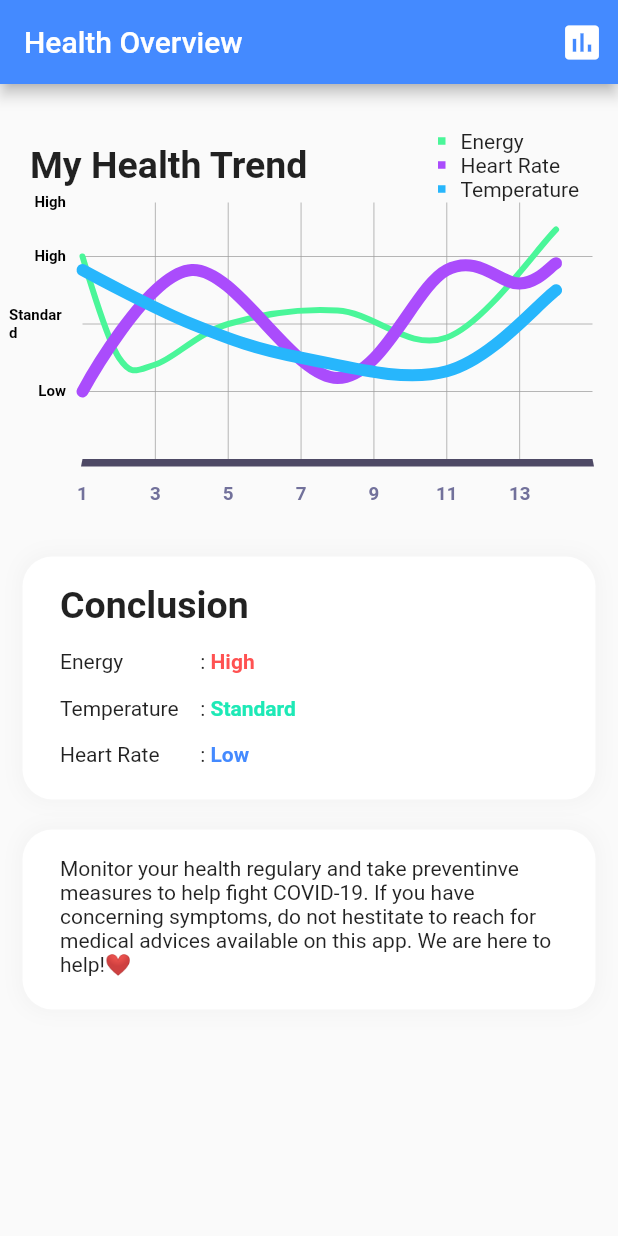
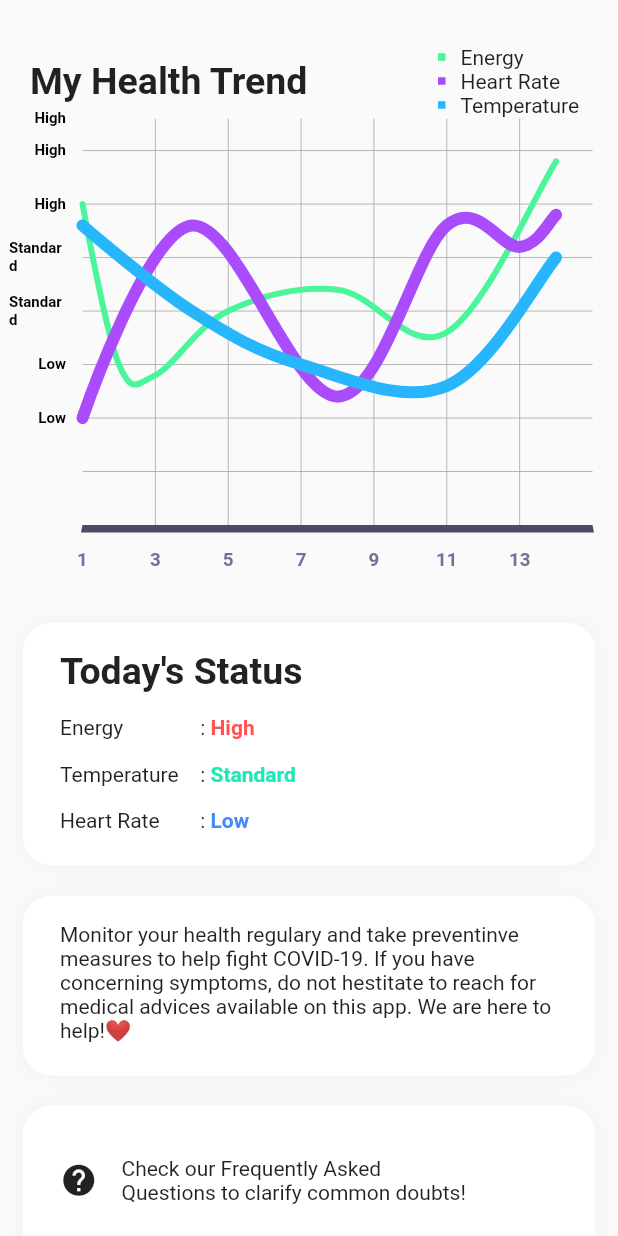
Before and after one commit to manyaagarwal/CovidCare, a Flutter app: the LineChartSample1 screen opened directly, on a phone screen of 412 x 824 dp. Run offline on Flutter 3.47's test engine with Material 2 defaults, Android fonts, the phone set to English and light mode, and no system bars; drawn by our look-alikes of fl_chart.

Commit message:
Updated Chart

```diff
--- a/covid_care/lib/chart.dart
+++ b/covid_care/lib/chart.dart
@@ -1,19 +1,6 @@
+import 'package:covidcare/faq.dart';
 import 'package:fl_chart/fl_chart.dart';
 import 'package:flutter/material.dart';
-
-class LChart extends StatelessWidget {
-  @override
-  Widget build(BuildContext context) {
-    return new MaterialApp(
-      title: 'Example Dialogflow Flutter',
-      theme: new ThemeData(
-        primarySwatch: Colors.deepOrange,
-      ),
-      debugShowCheckedModeBanner: false,
-      home: new LineChartSample1(),
-    );
-  }
-}
 
 class LineChartSample1 extends StatefulWidget {
   @override
@@ -36,27 +23,14 @@ class LineChartSample1State extends State<LineChartSample1> {
   @override
   Widget build(BuildContext context) {
     return Scaffold(
-      appBar: AppBar(
-        backgroundColor: Colors.blueAccent,
-        title: Text("Health Overview"),
-        actions: <Widget>[
-          IconButton(
-            icon: Icon(
-              Icons.assessment,
-              color: Colors.white,
-              size: 30,
-            ),
-          ),
-        ],
-      ),
-      body: Column(
-        children: <Widget>[
-          Container(
-            child: SingleChildScrollView(
+      body: SingleChildScrollView(
         child: Column(
           children: <Widget>[
             Container(
-                    height: 300,
+              child: Column(
+                children: <Widget>[
+                  Container(
+                    height: 400,
                     child: Stack(
                       children: <Widget>[
                         Column(
@@ -145,13 +119,7 @@ class LineChartSample1State extends State<LineChartSample1> {
                       ],
                     ),
                   ),
-                ],
-              ),
-            ),
-          ),
-          // end of that Graph
 
-          // Conclusion Box
                   Container(
                       padding: EdgeInsets.fromLTRB(25, 18, 25, 22),
                       margin: EdgeInsets.all(15),
@@ -173,7 +141,7 @@ class LineChartSample1State extends State<LineChartSample1> {
                           Row(
                             children: <Widget>[
                               Expanded(
-                        child: Text("Conclusion",
+                                child: Text("Today's Status",
                                     style: TextStyle(
                                       fontSize: 25,
                                       fontWeight: FontWeight.bold,
@@ -240,6 +208,7 @@ class LineChartSample1State extends State<LineChartSample1> {
                   // end of Conclusion Box
 
                   // Message
+
                   Container(
                       padding: EdgeInsets.fromLTRB(25, 18, 25, 22),
                       margin: EdgeInsets.fromLTRB(15, 5, 15, 15),
@@ -256,12 +225,52 @@ class LineChartSample1State extends State<LineChartSample1> {
                         ],
                       ),
                       child: Text(
-              "Monitor your health regulary and take preventinve measures to help fight COVID-19. If you have concerning symptoms, do not hestitate to reach for medical advices available on this app. We are here to help!❤️"
-            )
-          ),
+                          "Monitor your health regulary and take preventinve measures to help fight COVID-19. If you have concerning symptoms, do not hestitate to reach for medical advices available on this app. We are here to help!❤️")),
                   // end of That Extra Box
 
+                  Container(
+                    padding: EdgeInsets.fromLTRB(25, 18, 25, 22),
+                    margin: EdgeInsets.fromLTRB(15, 5, 15, 15),
+                    decoration: BoxDecoration(
+                      color: Colors.white,
+                      borderRadius: BorderRadius.all(Radius.circular(20)),
+                      boxShadow: [
+                        BoxShadow(
+                          color: Colors.grey.withOpacity(0.08),
+                          blurRadius: 10,
+                          spreadRadius: 2,
+                          offset: Offset(0, 0),
+                        ),
                       ],
+                    ),
+                    child: InkWell(
+                      onTap: () {
+                        navigateToFAQ(context);
+                      },
+                      child: Row(
+                        children: <Widget>[
+                          Icon(
+                            Icons.help,
+                            size: 25,
+                          ),
+                          Container(
+                            padding: EdgeInsets.all(16.0),
+                            width: MediaQuery.of(context).size.width - 150,
+                            child: Text(
+                                "Check our Frequently Asked Questions to clarify common doubts!"),
+                          )
+                        ],
+                      ),
+                    ),
+                  ),
+                ],
+              ),
+            ),
+            // end of that Graph
+
+            // Conclusion Box
+          ],
+        ),
       ),
     );
   }
@@ -453,3 +462,7 @@ class LineChartSample1State extends State<LineChartSample1> {
     ];
   }
 }
+
+Future navigateToFAQ(context) async {
+  Navigator.push(context, MaterialPageRoute(builder: (context) => FAQpage()));
+}
```
Lines whose indentation alone changed are shown as unchanged.
